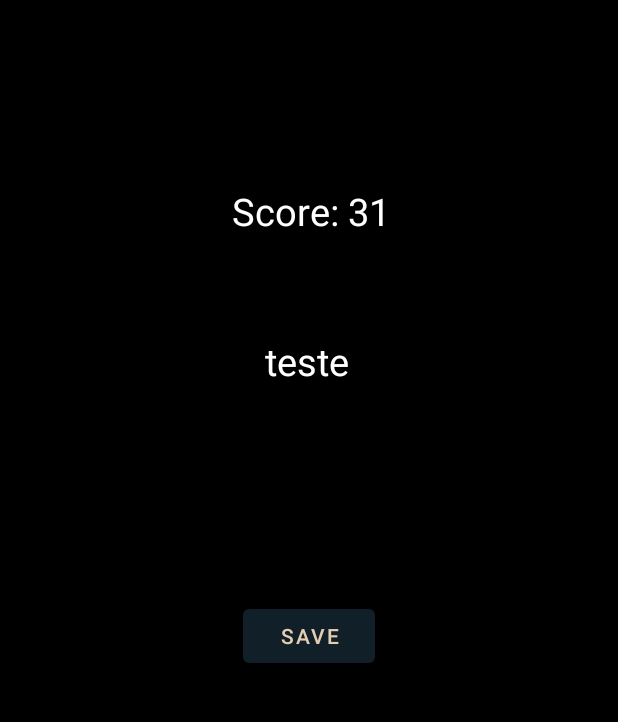
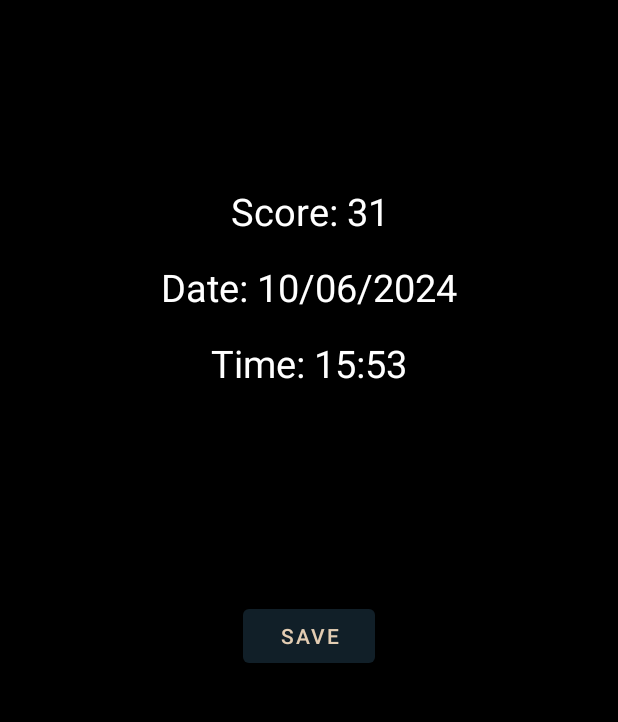
Before and after one commit to AndreyASchneider/TrabalhoDispositivosMoveis, an Android app: the SaveScoreActivity screen opened directly, with no data from a screen before it, on a phone screen of 412 x 824 dp, the part 84-806 px from its top. Run offline under Robolectric (Android 15) with nearby library versions, the phone set to English and light mode, and no system bars.

Commit message:
Revert "Adicionando parte com maps"
This reverts commit 127e4fcd8f4f9d21eac489034a8287d5fc52bc53.

```diff
--- a/app/src/main/java/com/example/codigomorse/GameActivity.java
+++ b/app/src/main/java/com/example/codigomorse/GameActivity.java
@@ -256,10 +256,4 @@ public class GameActivity extends AppCompatActivity {
         intent.putParcelableArrayListExtra("itemList", new ArrayList<>(enableLetterItemList));
         resultLauncher.launch(intent);
     }
-
-    public void onSaveScore(View view) {
-        Intent intent = new Intent(this, SaveScoreActivity.class);
-        intent.putParcelableArrayListExtra("itemList", new ArrayList<>(enableLetterItemList));
-        resultLauncher.launch(intent);
-    }
 }
--- a/app/src/main/java/com/example/codigomorse/SaveScoreActivity.java
+++ b/app/src/main/java/com/example/codigomorse/SaveScoreActivity.java
@@ -1,99 +1,24 @@
 package com.example.codigomorse;
 
-import android.Manifest;
-import android.annotation.SuppressLint;
-import android.content.pm.PackageManager;
-import android.location.Address;
-import android.location.Geocoder;
-import android.location.Location;
-import android.location.LocationListener;
-import android.location.LocationManager;
 import android.os.Bundle;
-import android.widget.TextView;
-import android.widget.Toast;
 
 import androidx.activity.EdgeToEdge;
-import androidx.annotation.NonNull;
 import androidx.appcompat.app.AppCompatActivity;
-import androidx.core.app.ActivityCompat;
-import androidx.core.content.ContextCompat;
 import androidx.core.graphics.Insets;
 import androidx.core.view.ViewCompat;
 import androidx.core.view.WindowInsetsCompat;
 
-import java.util.List;
-import java.util.Locale;
-
-public class SaveScoreActivity extends AppCompatActivity implements LocationListener {
-
-    TextView txtView_location_value;
-    LocationManager locationManager;
+public class SaveScoreActivity extends AppCompatActivity {
 
     @Override
     protected void onCreate(Bundle savedInstanceState) {
         super.onCreate(savedInstanceState);
         EdgeToEdge.enable(this);
         setContentView(R.layout.activity_save_score);
-
-        txtView_location_value = findViewById(R.id.location_value);
-
-        if (ContextCompat.checkSelfPermission(SaveScoreActivity.this, Manifest.permission.ACCESS_FINE_LOCATION) != PackageManager.PERMISSION_GRANTED) {
-            ActivityCompat.requestPermissions(SaveScoreActivity.this, new String[] {
-                    Manifest.permission.ACCESS_FINE_LOCATION
-            }, 100);
-        }
-
-        getLocation();
-
         ViewCompat.setOnApplyWindowInsetsListener(findViewById(R.id.main), (v, insets) -> {
             Insets systemBars = insets.getInsets(WindowInsetsCompat.Type.systemBars());
             v.setPadding(systemBars.left, systemBars.top, systemBars.right, systemBars.bottom);
             return insets;
         });
     }
-
-    @SuppressLint("MissingPermission")
-    private void getLocation() {
-        try {
-            locationManager = (LocationManager) getApplicationContext().getSystemService(LOCATION_SERVICE);
-            locationManager.requestLocationUpdates(LocationManager.GPS_PROVIDER, 5000, 5, SaveScoreActivity.this);
-        } catch (Exception e) {
-            e.printStackTrace();
-        }
-    }
-
-    @Override
-    public void onLocationChanged(@NonNull Location location) {
-        Toast.makeText(this, location.getLatitude()+","+location.getLongitude(), Toast.LENGTH_SHORT).show();
-
-        try {
-            Geocoder geocoder = new Geocoder(SaveScoreActivity.this, Locale.getDefault());
-            List<Address> addresses = geocoder.getFromLocation(location.getLatitude(), location.getLongitude(), 1);
-            String address = addresses.get(0).getAddressLine(0);
-
-            txtView_location_value.setText("testando 123");
-        } catch (Exception e) {
-            e.printStackTrace();
-        }
-    }
-
-    @Override
-    public void onLocationChanged(@NonNull List<Location> locations) {
-        LocationListener.super.onLocationChanged(locations);
-    }
-
-    @Override
-    public void onFlushComplete(int requestCode) {
-        LocationListener.super.onFlushComplete(requestCode);
-    }
-
-    @Override
-    public void onProviderEnabled(@NonNull String provider) {
-        LocationListener.super.onProviderEnabled(provider);
-    }
-
-    @Override
-    public void onProviderDisabled(@NonNull String provider) {
-        LocationListener.super.onProviderDisabled(provider);
-    }
 }
--- a/app/src/main/res/layout/activity_save_score.xml
+++ b/app/src/main/res/layout/activity_save_score.xml
@@ -22,9 +22,9 @@
         app:layout_constraintGuide_percent="0.14" />
 
     <TextView
-        android:id="@+id/lblScoreSave"
-        android:layout_width="106dp"
-        android:layout_height="34dp"
+        android:id="@+id/textView"
+        android:layout_width="wrap_content"
+        android:layout_height="wrap_content"
         android:layout_marginTop="16dp"
         android:text="Score: 31"
         android:textAlignment="textEnd"
@@ -34,6 +34,32 @@
         app:layout_constraintHorizontal_bias="0.5"
         app:layout_constraintStart_toStartOf="parent"
         app:layout_constraintTop_toTopOf="@+id/guideline10" />
+
+    <TextView
+        android:id="@+id/textView2"
+        android:layout_width="wrap_content"
+        android:layout_height="wrap_content"
+        android:layout_marginTop="16dp"
+        android:text="Date: 10/06/2024"
+        android:textColor="@color/white"
+        android:textSize="25sp"
+        app:layout_constraintEnd_toEndOf="parent"
+        app:layout_constraintHorizontal_bias="0.5"
+        app:layout_constraintStart_toStartOf="parent"
+        app:layout_constraintTop_toBottomOf="@+id/textView" />
+
+    <TextView
+        android:id="@+id/textView3"
+        android:layout_width="wrap_content"
+        android:layout_height="wrap_content"
+        android:layout_marginTop="16dp"
+        android:text="Time: 15:53"
+        android:textColor="@color/white"
+        android:textSize="25sp"
+        app:layout_constraintEnd_toEndOf="parent"
+        app:layout_constraintHorizontal_bias="0.5"
+        app:layout_constraintStart_toStartOf="parent"
+        app:layout_constraintTop_toBottomOf="@+id/textView2" />
 
     <androidx.constraintlayout.widget.Guideline
         android:id="@+id/guideline12"
@@ -53,29 +79,4 @@
         app:layout_constraintStart_toStartOf="parent"
         app:layout_constraintTop_toTopOf="@+id/guideline12" />
 
-    <TextView
-        android:id="@+id/location_title"
-        android:layout_width="186dp"
-        android:layout_height="34dp"
-        android:layout_marginTop="16dp"
-        android:textAlignment="center"
-        android:textColor="@color/white"
-        android:textSize="25sp"
-        app:layout_constraintTop_toBottomOf="@+id/lblScoreSave"
-        tools:layout_editor_absoluteX="112dp"
-        tools:text="Localização:" />
-
-    <TextView
-        android:id="@+id/location_value"
-        android:layout_width="186dp"
-        android:layout_height="34dp"
-        android:layout_marginStart="112dp"
-        android:layout_marginTop="16dp"
-        android:text="teste"
-        android:textAlignment="center"
-        android:textColor="@color/white"
-        android:textSize="25sp"
-        app:layout_constraintStart_toStartOf="parent"
-        app:layout_constraintTop_toBottomOf="@+id/location_title" />
-
 </androidx.constraintlayout.widget.ConstraintLayout>
--- a/app/src/main/res/values/strings.xml
+++ b/app/src/main/res/values/strings.xml
@@ -82,5 +82,4 @@
         <item>---..</item>
         <item>----.</item>
     </string-array>
-    <string name="title_activity_maps">MapsActivity</string>
 </resources>
--- a/build.gradle.kts
+++ b/build.gradle.kts
@@ -1,5 +1,4 @@
 // Top-level build file where you can add configuration options common to all sub-projects/modules.
 plugins {
     alias(libs.plugins.android.application) apply false
-    alias(libs.plugins.google.android.libraries.mapsplatform.secrets.gradle.plugin) apply false
 }
--- a/gradle/libs.versions.toml
+++ b/gradle/libs.versions.toml
@@ -11,9 +11,6 @@ lifecycleViewmodelKtx = "2.6.1"
 navigationFragment = "2.6.0"
 navigationUi = "2.6.0"
 activity = "1.8.0"
-googleAndroidLibrariesMapsplatformSecretsGradlePlugin = "2.0.1"
-playServicesMaps = "18.1.0"
-secretsGradlePlugin = "2.0.1"
 
 [libraries]
 junit = { group = "junit", name = "junit", version.ref = "junit" }
@@ -27,9 +24,6 @@ lifecycle-viewmodel-ktx = { group = "androidx.lifecycle", name = "lifecycle-view
 navigation-fragment = { group = "androidx.navigation", name = "navigation-fragment", version.ref = "navigationFragment" }
 navigation-ui = { group = "androidx.navigation", name = "navigation-ui", version.ref = "navigationUi" }
 activity = { group = "androidx.activity", name = "activity", version.ref = "activity" }
-play-services-maps = { group = "com.google.android.gms", name = "play-services-maps", version.ref = "playServicesMaps" }
-secrets-gradle-plugin = { module = "com.google.android.libraries.mapsplatform.secrets-gradle-plugin:secrets-gradle-plugin", version.ref = "secretsGradlePlugin" }
 
 [plugins]
 android-application = { id = "com.android.application", version.ref = "agp" }
-google-android-libraries-mapsplatform-secrets-gradle-plugin = { id = "com.google.android.libraries.mapsplatform.secrets-gradle-plugin", version.ref = "googleAndroidLibrariesMapsplatformSecretsGradlePlugin" }
```
Also changed, not shown: app/build.gradle.kts (+1 -15 lines), app/src/main/AndroidManifest.xml (+9 -25 lines), app/src/main/java/com/example/codigomorse/MapsActivity.java (deleted, +0 -51 lines), app/src/main/res/layout/activity_game.xml (+0 -12 lines), app/src/main/res/layout/activity_maps.xml (deleted, +0 -20 lines), 2 other files.
